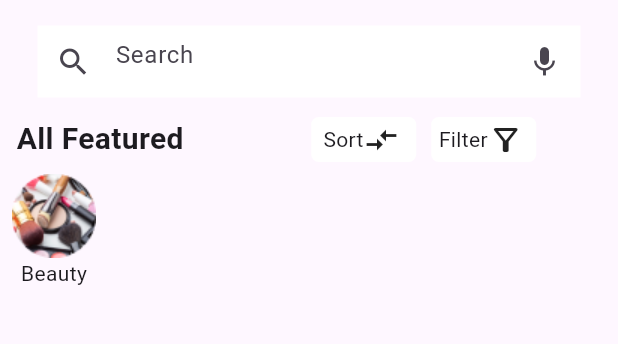
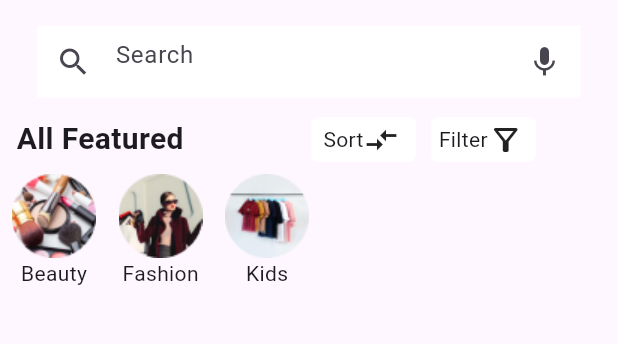
Before and after one commit to aleena02122002/stacked_ecommerceApp, a Flutter app: the screen it shows after launch, on a phone screen of 412 x 824 dp, the part 66-410 px from its top. Run offline on Flutter 3.47's test engine with Material 3 defaults, Android fonts, the phone set to English and light mode, and no system bars; our stand-ins replace stacked, stacked_services, stacked_shared.

Commit message:
home features added

```diff
--- a/lib/home/home.dart
+++ b/lib/home/home.dart
@@ -92,6 +92,20 @@ class HomeView extends StatelessWidget {
                               Image(image: AssetImage("assets/images/beauty.png")),
                               Text("Beauty"),
                             ],
+                          ),
+                          SizedBox(width: 15),
+                          Column(
+                            children: [
+                              Image(image: AssetImage("assets/images/fashion.png")),
+                              Text("Fashion"),
+                            ],
+                          ),
+                          SizedBox(width: 15,),
+                          Column(
+                            children: [
+                              Image(image: AssetImage("assets/images/kids.png")),
+                              Text("Kids"),
+                            ],
                           )
                         ],
                       ),
```
Also changed, not shown: assets/images/fashion.png (added), assets/images/kids.png (added), assets/images/men.png (added).
